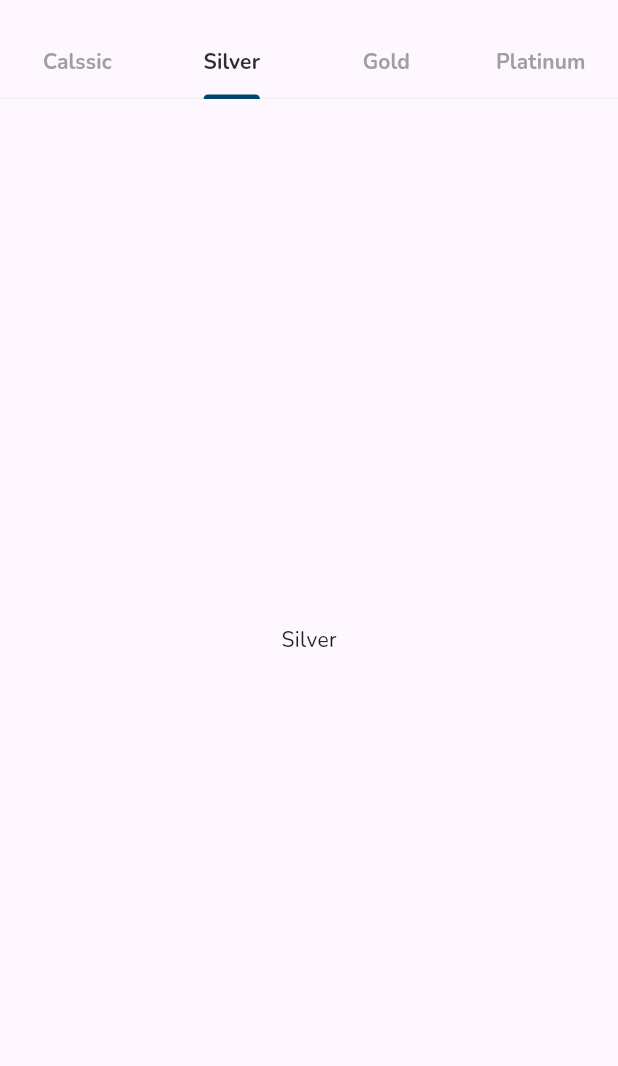
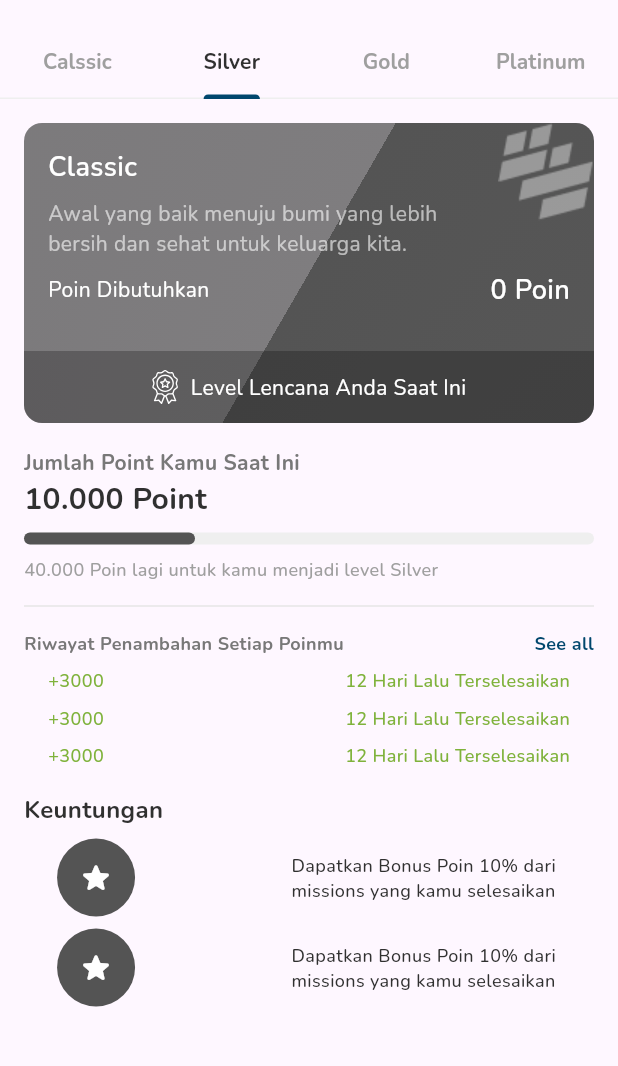
Before and after one commit to RECYTHNG/flutter_recything, a Flutter app: the screen it shows after launch, tab 2 chosen, on a phone screen of 412 x 824 dp, the part 57-1123 px from its top. Run offline on Flutter 3.47's test engine with Material 3 defaults, Android fonts, the phone set to English and light mode, and no system bars; our stand-ins replace flutter_svg.

Commit message:
feat(award:silver) : complete slicing for silver content

```diff
--- a/recything_application/lib/screen/achievement_screen/achievement_screen.dart
+++ b/recything_application/lib/screen/achievement_screen/achievement_screen.dart
@@ -2,6 +2,7 @@ import 'package:flutter/material.dart';
 import 'package:recything_application/constants/color_constant.dart';
 import 'package:recything_application/constants/text_style_constant.dart';
 import 'package:recything_application/screen/achievement_screen/content/classic_achievement_content.dart';
+import 'package:recything_application/screen/achievement_screen/content/silver_achievement_content.dart';
 
 class AchievementScreen extends StatefulWidget {
   const AchievementScreen({super.key});
@@ -42,11 +43,7 @@ class _AchievementScreenState extends State<AchievementScreen> {
         body: TabBarView(
           children: [
             const ClassicAchievementContent(),
-            Container(
-              child: const Center(
-                child: Text('Silver'),
-              ),
-            ),
+            const SilverAchievementContent(),
             Container(
               child: const Center(
                 child: Text('Gold'),
--- a/recything_application/lib/screen/achievement_screen/content/silver_achievement_content.dart
+++ b/recything_application/lib/screen/achievement_screen/content/silver_achievement_content.dart
@@ -0,0 +1,309 @@
+import 'package:flutter/material.dart';
+import 'package:flutter_svg/flutter_svg.dart';
+import 'package:recything_application/constants/color_constant.dart';
+import 'package:recything_application/constants/icon_constant.dart';
+import 'package:recything_application/constants/image_constant.dart';
+import 'package:recything_application/constants/spacing_constant.dart';
+import 'package:recything_application/constants/text_style_constant.dart';
+
+class SilverAchievementContent extends StatefulWidget {
+  const SilverAchievementContent({super.key});
+
+  @override
+  State<SilverAchievementContent> createState() =>
+      _SilverAchievementContentState();
+}
+
+class _SilverAchievementContentState extends State<SilverAchievementContent> {
+  @override
+  Widget build(BuildContext context) {
+    return Scaffold(
+      body: Padding(
+        padding: const EdgeInsets.all(16.0),
+        child: Column(
+          crossAxisAlignment: CrossAxisAlignment.start,
+          children: [
+            Stack(
+              children: [
+                Container(
+                  height: 200.0,
+                  width: double.infinity,
+                  decoration: BoxDecoration(
+                    gradient: SweepGradient(
+                      colors: [
+                        const Color(0xFF545454),
+                        const Color(0xFF545454).withOpacity(0.75),
+                      ],
+                      center: const Alignment(-2.5, 0.0),
+                      startAngle: 0.0,
+                      endAngle: 2 * 3.14159,
+                      transform: const GradientRotation(-3.14 / 3),
+                    ),
+                    borderRadius: BorderRadius.circular(12),
+                  ),
+                  child: Padding(
+                    padding: const EdgeInsets.all(16.0),
+                    child: Column(
+                      crossAxisAlignment: CrossAxisAlignment.start,
+                      children: [
+                        Text(
+                          'Classic',
+                          style: TextStyleConstant.semiboldHeading4.copyWith(
+                            fontSize: 18.0,
+                            color: ColorConstant.whiteColor,
+                          ),
+                        ),
+                        SpacingConstant.verticalSpacing100,
+                        Text(
+                          'Awal yang baik menuju bumi yang lebih \nbersih dan sehat untuk keluarga kita.',
+                          style: TextStyleConstant.regularParagraph.copyWith(
+                            color: ColorConstant.whiteColor.withOpacity(0.6),
+                          ),
+                        ),
+                        SpacingConstant.verticalSpacing100,
+                        Row(
+                          mainAxisAlignment: MainAxisAlignment.spaceBetween,
+                          children: [
+                            Text(
+                              'Poin Dibutuhkan',
+                              style:
+                                  TextStyleConstant.regularParagraph.copyWith(
+                                color: ColorConstant.whiteColor,
+                              ),
+                            ),
+                            Text(
+                              '0 Poin',
+                              style: TextStyleConstant.semiboldTitle.copyWith(
+                                color: ColorConstant.whiteColor,
+                              ),
+                            ),
+                          ],
+                        ),
+                      ],
+                    ),
+                  ),
+                ),
+                Positioned(
+                  right: 0.0,
+                  child: Image.asset(
+                    ImageConstant.cardImage,
+                  ),
+                ),
+                Positioned(
+                  bottom: 0.0,
+                  left: 0.0,
+                  right: 0.0,
+                  child: Container(
+                    height: 48.0,
+                    decoration: BoxDecoration(
+                      color: ColorConstant.blackColor.withOpacity(0.25),
+                      borderRadius: const BorderRadius.only(
+                        bottomLeft: Radius.circular(12.0),
+                        bottomRight: Radius.circular(12.0),
+                      ),
+                    ),
+                    child: Row(
+                      mainAxisAlignment: MainAxisAlignment.center,
+                      children: [
+                        SvgPicture.asset(
+                          width: 18.01,
+                          height: 24,
+                          IconConstant.achievementIcon,
+                        ),
+                        SpacingConstant.horizontalSpacing100,
+                        Text(
+                          'Level Lencana Anda Saat Ini',
+                          style: TextStyleConstant.regularParagraph.copyWith(
+                            color: ColorConstant.whiteColor,
+                          ),
+                        ),
+                      ],
+                    ),
+                  ),
+                ),
+              ],
+            ),
+            SpacingConstant.verticalSpacing200,
+            Column(
+              crossAxisAlignment: CrossAxisAlignment.start,
+              children: [
+                Text(
+                  'Jumlah Point Kamu Saat Ini',
+                  style: TextStyleConstant.boldParagraph.copyWith(
+                    color: ColorConstant.netralColor700,
+                  ),
+                ),
+                Text(
+                  '10.000 Point',
+                  style: TextStyleConstant.boldHeading4.copyWith(
+                    fontSize: 20.0,
+                    color: ColorConstant.netralColor900,
+                    fontWeight: FontWeight.w700,
+                  ),
+                ),
+                SpacingConstant.verticalSpacing100,
+                LinearProgressIndicator(
+                  minHeight: 8.0,
+                  value: 0.3,
+                  backgroundColor: ColorConstant.netralColor500,
+                  borderRadius: BorderRadius.circular(40.0),
+                  color: const Color(0xFF545454),
+                ),
+                SpacingConstant.verticalSpacing100,
+                Text(
+                  '40.000 Poin lagi untuk kamu menjadi level Silver',
+                  style: TextStyleConstant.mediumCaption.copyWith(
+                    color: ColorConstant.netralColor600,
+                  ),
+                ),
+                SpacingConstant.verticalSpacing100,
+                const Divider(
+                  color: Color(0xFFE6E6E6),
+                ),
+                SpacingConstant.verticalSpacing100,
+                Row(
+                  mainAxisAlignment: MainAxisAlignment.spaceBetween,
+                  children: [
+                    Text(
+                      'Riwayat Penambahan Setiap Poinmu',
+                      style: TextStyleConstant.boldCaption.copyWith(
+                        color: ColorConstant.netralColor700,
+                      ),
+                    ),
+                    GestureDetector(
+                      onTap: () {},
+                      child: Text(
+                        'See all',
+                        style: TextStyleConstant.boldCaption.copyWith(
+                          color: ColorConstant.primaryColor500,
+                        ),
+                      ),
+                    ),
+                  ],
+                ),
+                SpacingConstant.verticalSpacing100,
+                Padding(
+                  padding: const EdgeInsets.symmetric(horizontal: 16.0),
+                  child: Column(
+                    mainAxisAlignment: MainAxisAlignment.start,
+                    children: [
+                      Row(
+                        mainAxisAlignment: MainAxisAlignment.spaceBetween,
+                        children: [
+                          Text(
+                            '+3000',
+                            style: TextStyleConstant.mediumCaption.copyWith(
+                              color: ColorConstant.secondaryColor500,
+                            ),
+                          ),
+                          Text(
+                            '12 Hari Lalu Terselesaikan',
+                            style: TextStyleConstant.mediumCaption.copyWith(
+                              color: ColorConstant.secondaryColor500,
+                            ),
+                          ),
+                        ],
+                      ),
+                      SpacingConstant.verticalSpacing100,
+                      Row(
+                        mainAxisAlignment: MainAxisAlignment.spaceBetween,
+                        children: [
+                          Text(
+                            '+3000',
+                            style: TextStyleConstant.mediumCaption.copyWith(
+                              color: ColorConstant.secondaryColor500,
+                            ),
+                          ),
+                          Text(
+                            '12 Hari Lalu Terselesaikan',
+                            style: TextStyleConstant.mediumCaption.copyWith(
+                              color: ColorConstant.secondaryColor500,
+                            ),
+                          ),
+                        ],
+                      ),
+                      SpacingConstant.verticalSpacing100,
+                      Row(
+                        mainAxisAlignment: MainAxisAlignment.spaceBetween,
+                        children: [
+                          Text(
+                            '+3000',
+                            style: TextStyleConstant.mediumCaption.copyWith(
+                              color: ColorConstant.secondaryColor500,
+                            ),
+                          ),
+                          Text(
+                            '12 Hari Lalu Terselesaikan',
+                            style: TextStyleConstant.mediumCaption.copyWith(
+                              color: ColorConstant.secondaryColor500,
+                            ),
+                          ),
+                        ],
+                      ),
+                    ],
+                  ),
+                ),
+                SpacingConstant.verticalSpacing200,
+                Text(
+                  'Keuntungan',
+                  style: TextStyleConstant.boldSubtitle.copyWith(
+                    color: ColorConstant.netralColor900,
+                  ),
+                ),
+                SpacingConstant.verticalSpacing100,
+                Column(
+                  crossAxisAlignment: CrossAxisAlignment.start,
+                  children: [
+                    Row(
+                      mainAxisAlignment: MainAxisAlignment.spaceAround,
+                      children: [
+                        Container(
+                          height: 52.0,
+                          width: 52.0,
+                          decoration: const BoxDecoration(
+                            color: Color(0xFF545454),
+                            shape: BoxShape.circle,
+                          ),
+                          child: const Icon(Icons.star_rounded,
+                              color: ColorConstant.whiteColor),
+                        ),
+                        SpacingConstant.horizontalSpacing200,
+                        Text(
+                          'Dapatkan Bonus Poin 10% dari \nmissions yang kamu selesaikan',
+                          style: TextStyleConstant.mediumCaption
+                              .copyWith(color: ColorConstant.netralColor900),
+                        )
+                      ],
+                    ),
+                    SpacingConstant.verticalSpacing100,
+                    Row(
+                      mainAxisAlignment: MainAxisAlignment.spaceAround,
+                      children: [
+                        Container(
+                          height: 52.0,
+                          width: 52.0,
+                          decoration: const BoxDecoration(
+                            color: Color(0xFF545454),
+                            shape: BoxShape.circle,
+                          ),
+                          child: const Icon(Icons.star_rounded,
+                              color: ColorConstant.whiteColor),
+                        ),
+                        SpacingConstant.horizontalSpacing200,
+                        Text(
+                          'Dapatkan Bonus Poin 10% dari \nmissions yang kamu selesaikan',
+                          style: TextStyleConstant.mediumCaption
+                              .copyWith(color: ColorConstant.netralColor900),
+                        )
+                      ],
+                    ),
+                  ],
+                )
+              ],
+            )
+          ],
+        ),
+      ),
+    );
+  }
+}
```
